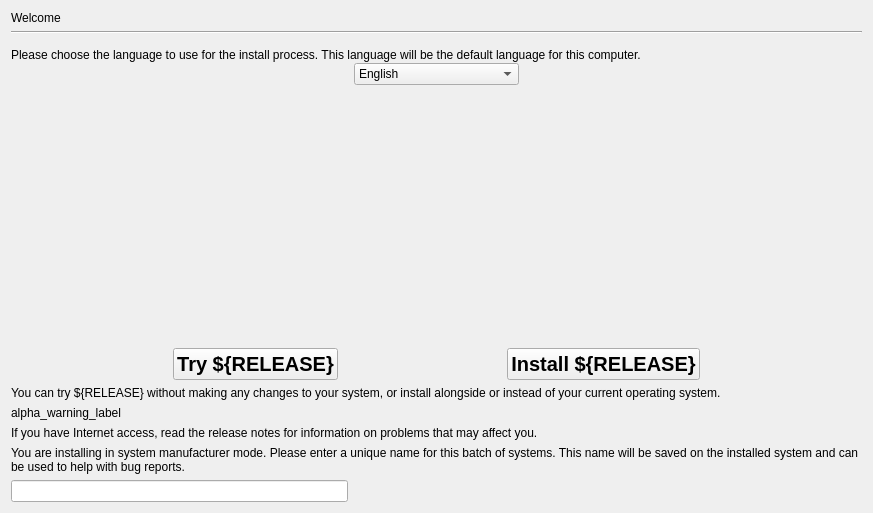
Old version of the form gui/qt/stepLanguage.ui in the repository 2bdkid/ubiquity.
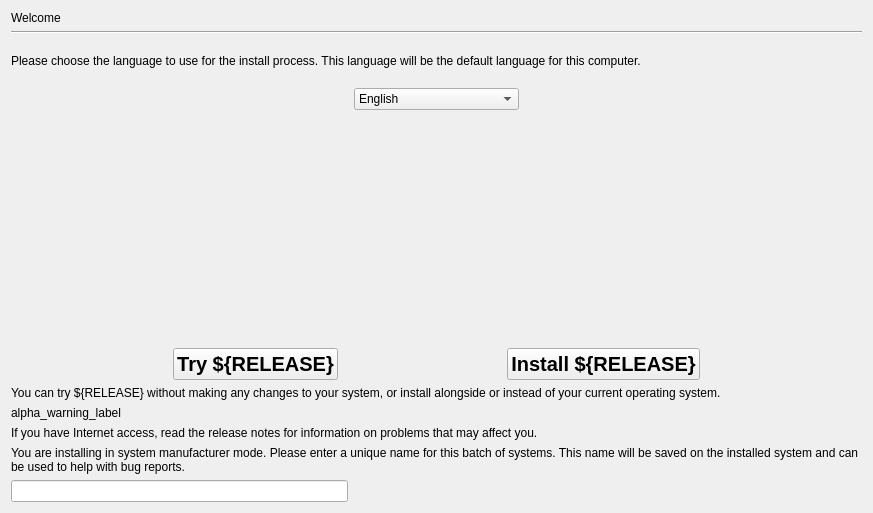
New version of the form.

```diff
--- a/gui/qt/stepLanguage.ui
+++ b/gui/qt/stepLanguage.ui
@@ -36,6 +36,12 @@
    </item>
    <item row="2" column="0" rowspan="2" colspan="5">
     <widget class="QLabel" name="select_language_label">
+    <property name="sizePolicy">
+      <sizepolicy hsizetype="Preferred" vsizetype="MinimumExpanding">
+       <horstretch>0</horstretch>
+       <verstretch>0</verstretch>
+      </sizepolicy>
+     </property>
      <property name="text">
       <string>Please choose the language to use for the install process. This language will be the default language for this computer.</string>
      </property>
@@ -57,7 +63,7 @@
      </property>
     </spacer>
    </item>
-   <item row="3" column="2" rowspan="2">
+   <item row="4" column="2">
     <widget class="QComboBox" name="language_combobox">
      <property name="editable">
       <bool>false</bool>
```
